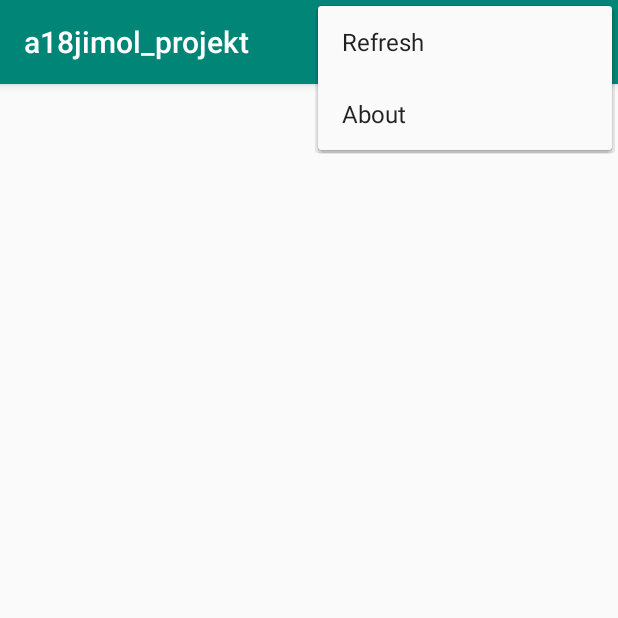
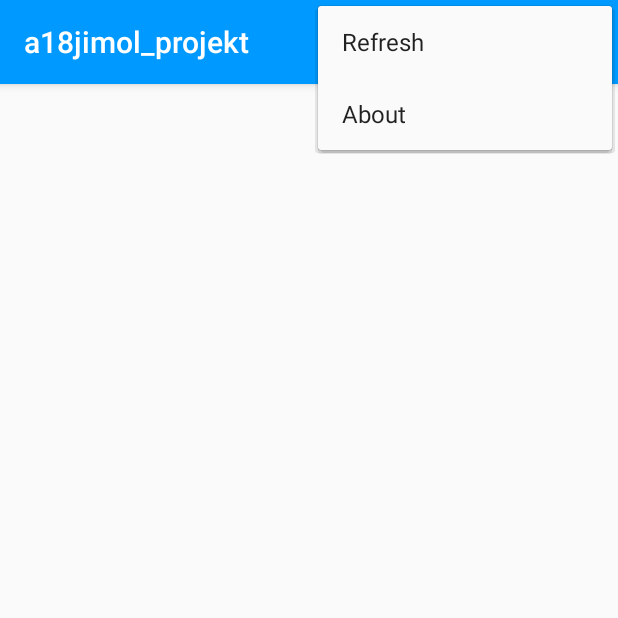
Before and after one commit to a18jimol/a18jimol_projekt, an Android app: the screen it shows after launch (MainActivity), with the options menu open, on a phone screen of 412 x 824 dp, the top half of it. Run offline under Robolectric (Android 15) with nearby library versions, the phone set to English and light mode, and no system bars; 2 statements that could not run were skipped.

Commit message:
färger o sånt

```diff
--- a/app/src/main/java/com/example/a18jimol_projekt/Info.java
+++ b/app/src/main/java/com/example/a18jimol_projekt/Info.java
@@ -29,12 +29,12 @@ public class Info {
 
     public String info(){
         String tmp=new String();
-        tmp+=name+ "\n" + "Made by " +company+ "\n"+ "Released " +cost+  " in " +location+ "\n"+height+"-bit"+ "\n" +category;
+        tmp+= "Made by " +company+ "\n"+ "Released " +cost+  " in " +location+ "\n"+height+"-bit"+ "\n" +category;
         return tmp;
     }
-    public String hej(){
+    public String title(){
         String tmp=new String();
-        tmp+=name+"test";
+        tmp+=name;
         return tmp;
     }
     public void setName(String n){
--- a/app/src/main/java/com/example/a18jimol_projekt/MainActivity.java
+++ b/app/src/main/java/com/example/a18jimol_projekt/MainActivity.java
@@ -63,7 +63,7 @@ public class MainActivity extends AppCompatActivity {
                 Intent intent = new Intent(getApplicationContext(), InfoDetails.class);
 
                 String allt = adapter.getItem(i).info();
-                String allt2 = adapter.getItem(i).hej();
+                String allt2 = adapter.getItem(i).title();
                 intent.putExtra(EXTRA_MESSAGE,allt );
                 intent.putExtra(EXTRA_MESSAGE2,allt2 );
                 startActivity(intent);
--- a/app/src/main/res/values/colors.xml
+++ b/app/src/main/res/values/colors.xml
@@ -1,6 +1,6 @@
 <?xml version="1.0" encoding="utf-8"?>
 <resources>
-    <color name="colorPrimary">#008577</color>
-    <color name="colorPrimaryDark">#00574B</color>
-    <color name="colorAccent">#D81B60</color>
+    <color name="colorPrimary">#0099ff</color>
+    <color name="colorPrimaryDark">#006bb3</color>
+    <color name="colorAccent">#005c99</color>
 </resources>
--- a/build.gradle
+++ b/build.gradle
@@ -7,7 +7,7 @@ buildscript {
 
     }
     dependencies {
-        classpath 'com.android.tools.build:gradle:3.3.1'
+        classpath 'com.android.tools.build:gradle:3.4.1'
 
         // NOTE: Do not place your application dependencies here; they belong
         // in the individual module build.gradle files
```
Also changed, not shown: app/src/main/java/com/example/a18jimol_projekt/InfoDetails.java (+5 -5 lines), app/src/main/res/layout/about.xml (+18 -18 lines), gradle/wrapper/gradle-wrapper.properties.
